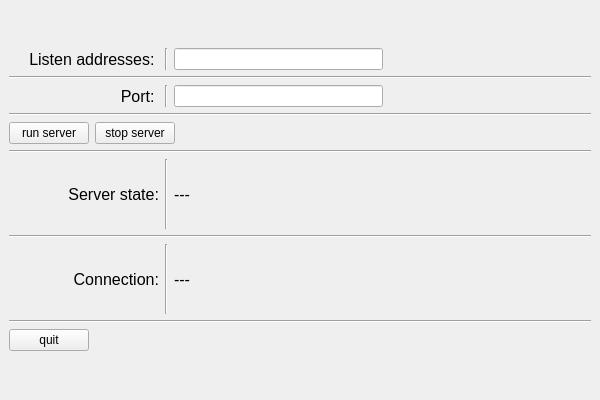
Qt form tcp_server/MainWindow.ui (LeonidShai/useful_materials) before a commit.
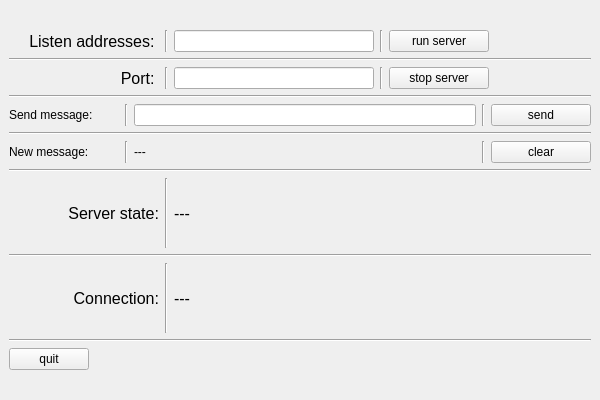
The same form after that commit.

Commit message: TcpServer and TcpClient can read and send messages

What changed in the file:
```diff
--- a/tcp_server/MainWindow.ui
+++ b/tcp_server/MainWindow.ui
@@ -48,7 +48,40 @@
          </widget>
         </item>
         <item>
-         <widget class="QLineEdit" name="lineEdit_listenAddress"/>
+         <widget class="QLineEdit" name="lineEdit_listenAddress">
+          <property name="minimumSize">
+           <size>
+            <width>200</width>
+            <height>0</height>
+           </size>
+          </property>
+         </widget>
+        </item>
+        <item>
+         <widget class="Line" name="line_10">
+          <property name="orientation">
+           <enum>Qt::Vertical</enum>
+          </property>
+         </widget>
+        </item>
+        <item>
+         <widget class="QPushButton" name="pushButton_run">
+          <property name="minimumSize">
+           <size>
+            <width>100</width>
+            <height>0</height>
+           </size>
+          </property>
+          <property name="maximumSize">
+           <size>
+            <width>100</width>
+            <height>16777215</height>
+           </size>
+          </property>
+          <property name="text">
+           <string>run server</string>
+          </property>
+         </widget>
         </item>
         <item>
          <spacer name="horizontalSpacer_2">
@@ -103,7 +136,40 @@
          </widget>
         </item>
         <item>
-         <widget class="QLineEdit" name="lineEdit_port"/>
+         <widget class="QLineEdit" name="lineEdit_port">
+          <property name="minimumSize">
+           <size>
+            <width>200</width>
+            <height>0</height>
+           </size>
+          </property>
+         </widget>
+        </item>
+        <item>
+         <widget class="Line" name="line_11">
+          <property name="orientation">
+           <enum>Qt::Vertical</enum>
+          </property>
+         </widget>
+        </item>
+        <item>
+         <widget class="QPushButton" name="pushButton_stop">
+          <property name="minimumSize">
+           <size>
+            <width>100</width>
+            <height>0</height>
+           </size>
+          </property>
+          <property name="maximumSize">
+           <size>
+            <width>100</width>
+            <height>16777215</height>
+           </size>
+          </property>
+          <property name="text">
+           <string>stop server</string>
+          </property>
+         </widget>
         </item>
         <item>
          <spacer name="horizontalSpacer_3">
@@ -130,31 +196,142 @@
       <item>
        <layout class="QHBoxLayout" name="horizontalLayout_4">
         <item>
-         <widget class="QPushButton" name="pushButton_run">
+         <widget class="QLabel" name="label_4">
+          <property name="minimumSize">
+           <size>
+            <width>110</width>
+            <height>0</height>
+           </size>
+          </property>
+          <property name="maximumSize">
+           <size>
+            <width>110</width>
+            <height>16777215</height>
+           </size>
+          </property>
           <property name="text">
-           <string>run server</string>
+           <string>Send message:</string>
           </property>
          </widget>
         </item>
         <item>
-         <widget class="QPushButton" name="pushButton_stop">
+         <widget class="Line" name="line_12">
+          <property name="orientation">
+           <enum>Qt::Vertical</enum>
+          </property>
+         </widget>
+        </item>
+        <item>
+         <widget class="QLineEdit" name="lineEdit_msg">
+          <property name="minimumSize">
+           <size>
+            <width>300</width>
+            <height>0</height>
+           </size>
+          </property>
+         </widget>
+        </item>
+        <item>
+         <widget class="Line" name="line_13">
+          <property name="orientation">
+           <enum>Qt::Vertical</enum>
+          </property>
+         </widget>
+        </item>
+        <item>
+         <widget class="QPushButton" name="pushButton_send">
+          <property name="minimumSize">
+           <size>
+            <width>100</width>
+            <height>0</height>
+           </size>
+          </property>
+          <property name="maximumSize">
+           <size>
+            <width>100</width>
+            <height>16777215</height>
+           </size>
+          </property>
           <property name="text">
-           <string>stop server</string>
+           <string>send</string>
           </property>
          </widget>
         </item>
+       </layout>
+      </item>
+      <item>
+       <widget class="Line" name="line_14">
+        <property name="orientation">
+         <enum>Qt::Horizontal</enum>
+        </property>
+       </widget>
+      </item>
+      <item>
+       <layout class="QHBoxLayout" name="horizontalLayout_7">
         <item>
-         <spacer name="horizontalSpacer_4">
+         <widget class="QLabel" name="label_6">
+          <property name="minimumSize">
+           <size>
+            <width>110</width>
+            <height>0</height>
+           </size>
+          </property>
+          <property name="maximumSize">
+           <size>
+            <width>110</width>
+            <height>16777215</height>
+           </size>
+          </property>
+          <property name="text">
+           <string>New message:</string>
+          </property>
+         </widget>
+        </item>
+        <item>
+         <widget class="Line" name="line_15">
           <property name="orientation">
-           <enum>Qt::Horizontal</enum>
+           <enum>Qt::Vertical</enum>
           </property>
-          <property name="sizeHint" stdset="0">
+         </widget>
+        </item>
+        <item>
+         <widget class="QLabel" name="label_msg">
+          <property name="minimumSize">
            <size>
-            <width>40</width>
-            <height>20</height>
+            <width>300</width>
+            <height>0</height>
            </size>
           </property>
-         </spacer>
+          <property name="text">
+           <string>---</string>
+          </property>
+         </widget>
+        </item>
+        <item>
+         <widget class="Line" name="line_16">
+          <property name="orientation">
+           <enum>Qt::Vertical</enum>
+          </property>
+         </widget>
+        </item>
+        <item>
+         <widget class="QPushButton" name="pushButton_clear">
+          <property name="minimumSize">
+           <size>
+            <width>100</width>
+            <height>0</height>
+           </size>
+          </property>
+          <property name="maximumSize">
+           <size>
+            <width>100</width>
+            <height>16777215</height>
+           </size>
+          </property>
+          <property name="text">
+           <string>clear</string>
+          </property>
+         </widget>
         </item>
        </layout>
       </item>
```
The commit also changes 9 other files.
